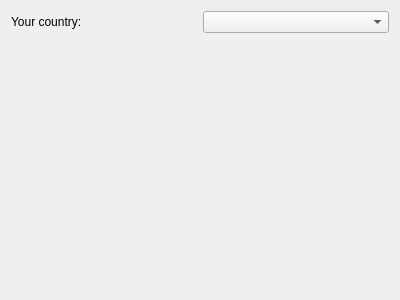
Qt form Platan/PlatanUI/newprojectdialog.ui (agabor/platan) before a commit.
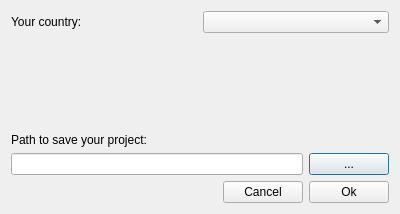
The same form after that commit.

```diff
--- a/Platan/PlatanUI/newprojectdialog.ui
+++ b/Platan/PlatanUI/newprojectdialog.ui
@@ -7,7 +7,7 @@
     <x>0</x>
     <y>0</y>
     <width>400</width>
-    <height>300</height>
+    <height>214</height>
    </rect>
   </property>
   <property name="windowTitle">
@@ -43,6 +43,71 @@
      </property>
     </widget>
    </item>
+   <item>
+    <spacer name="verticalSpacer">
+     <property name="orientation">
+      <enum>Qt::Vertical</enum>
+     </property>
+     <property name="sizeHint" stdset="0">
+      <size>
+       <width>20</width>
+       <height>40</height>
+      </size>
+     </property>
+    </spacer>
+   </item>
+   <item>
+    <widget class="QLabel" name="label_2">
+     <property name="text">
+      <string>Path to save your project:</string>
+     </property>
+    </widget>
+   </item>
+   <item>
+    <layout class="QHBoxLayout" name="horizontalLayout_2">
+     <item>
+      <widget class="QLineEdit" name="path"/>
+     </item>
+     <item>
+      <widget class="QPushButton" name="pushButton">
+       <property name="text">
+        <string>...</string>
+       </property>
+      </widget>
+     </item>
+    </layout>
+   </item>
+   <item>
+    <layout class="QHBoxLayout" name="horizontalLayout_3">
+     <item>
+      <spacer name="horizontalSpacer">
+       <property name="orientation">
+        <enum>Qt::Horizontal</enum>
+       </property>
+       <property name="sizeHint" stdset="0">
+        <size>
+         <width>40</width>
+         <height>20</height>
+        </size>
+       </property>
+      </spacer>
+     </item>
+     <item>
+      <widget class="QPushButton" name="cancelBtn">
+       <property name="text">
+        <string>Cancel</string>
+       </property>
+      </widget>
+     </item>
+     <item>
+      <widget class="QPushButton" name="okBtn">
+       <property name="text">
+        <string>Ok</string>
+       </property>
+      </widget>
+     </item>
+    </layout>
+   </item>
   </layout>
  </widget>
  <resources/>
```
